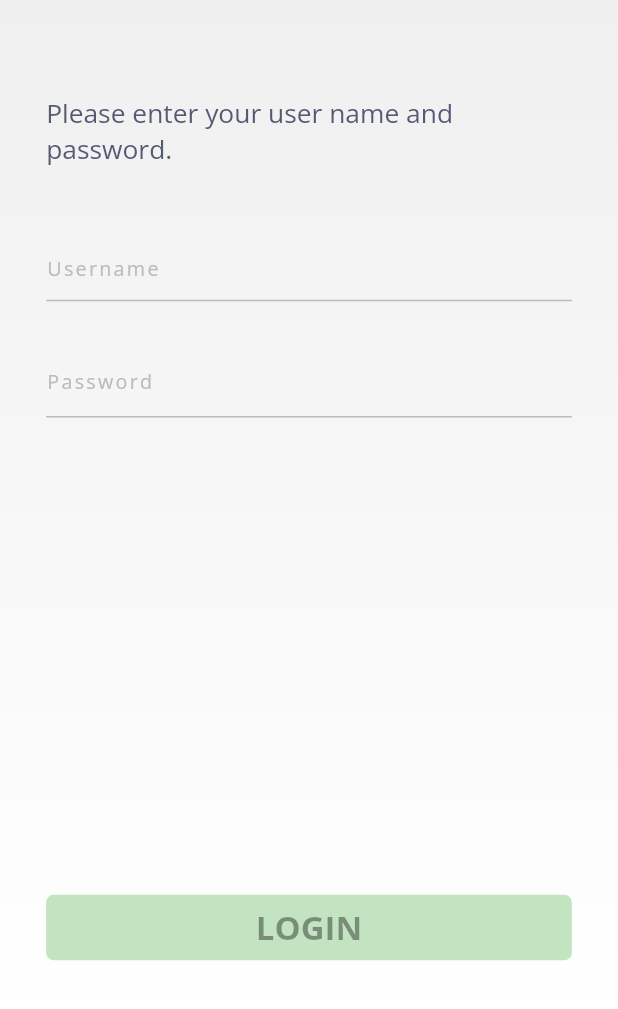
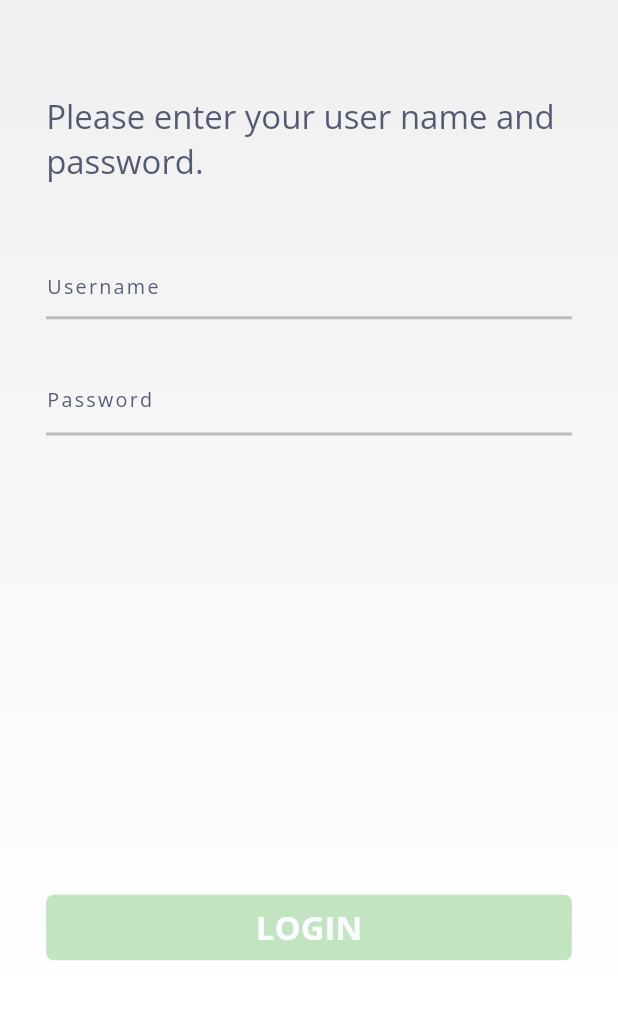
Before and after one commit to fazilkilicf/candidateapp, a Flutter app: the screen it shows after launch, on a phone screen of 412 x 824 dp, the part 227-1236 px from its top. Run offline on Flutter 3.47's test engine with Material 3 defaults, Android fonts, the phone set to English and light mode, and no system bars; our stand-ins replace dio, flutter_screenutil, go_router, shared_preferences; generated files the repository leaves out were written again.

Commit message:
solved some text field bugs

```diff
--- a/lib/config/theme/app_theme.dart
+++ b/lib/config/theme/app_theme.dart
@@ -16,6 +16,7 @@ class AppTheme {
         backgroundColor: AppColors.greenButton,
         disabledBackgroundColor: AppColors.greenButton.withOpacity(0.3),
         textStyle: AppTextTheme.textLightTheme.bodyLarge,
+        disabledForegroundColor: AppColors.lightColor
       )),
       snackBarTheme:
           const SnackBarThemeData(behavior: SnackBarBehavior.floating));
@@ -33,6 +34,7 @@ class AppTheme {
       backgroundColor: AppColors.greenButton,
       disabledBackgroundColor: AppColors.greenButton.withOpacity(0.3),
       textStyle: AppTextTheme.textLightTheme.bodyLarge,
+      disabledForegroundColor: AppColors.lightColor
     )),
   );
 }
--- a/lib/core/utils/app_alerts.dart
+++ b/lib/core/utils/app_alerts.dart
@@ -35,7 +35,7 @@ class AppAlerts {
                 Expanded(
                   child: Text(
                     message,
-                    style: context.textTheme.bodyMedium,
+                    style: context.textTheme.labelLarge?.copyWith(color: AppColors.darkGrey),
                     textAlign: TextAlign.left,
                     maxLines: 3,
                     overflow: TextOverflow.ellipsis,
--- a/lib/core/widgets/custom_password_field.dart
+++ b/lib/core/widgets/custom_password_field.dart
@@ -61,16 +61,16 @@ class _CustomTextPasswordFieldState extends State<CustomTextPasswordField> {
       validator: widget.validator,
       onChanged: (value) => widget.onChanged!(value),
       decoration: InputDecoration(
-        labelStyle: widget.labelStyle ?? context.textTheme.labelSmall,
+        labelStyle: widget.labelStyle ?? context.textTheme.labelSmall?.copyWith(color: AppColors.darkGrey),
         hintStyle: widget.hintStyle ?? context.textTheme.labelLarge,
         contentPadding: const EdgeInsets.only(bottom: 3.5),
         isDense: true,
         enabledBorder: widget.border ??
             UnderlineInputBorder(
-                borderSide: BorderSide(color: AppColors.shadowColor)),
+                borderSide: BorderSide(color: AppColors.shadowColor,width: 2.0)),
         focusedBorder: widget.focusedBorder ??
             const UnderlineInputBorder(
-                borderSide: BorderSide(color: AppColors.yellow)),
+                borderSide: BorderSide(color: AppColors.yellow,width: 2.0)),
         suffix: GestureDetector(
           onTap: () => setState(() => _isObscure = !_isObscure),
           child: Image.asset(PathConstants.visibilityIcon,
--- a/lib/core/widgets/custom_text_form_field.dart
+++ b/lib/core/widgets/custom_text_form_field.dart
@@ -48,7 +48,10 @@ class _CustomTextFormFieldState extends State<CustomTextFormField> {
     return TextFormField(
       controller: widget.controller,
       style: widget.textStyle ??
-          context.textTheme.labelLarge?.copyWith(color: AppColors.darkGrey),
+          context.textTheme.labelLarge?.copyWith(
+              color: (widget.hasError ?? false)
+                  ? AppColors.errorColor
+                  : AppColors.darkGrey),
       cursorHeight: 16,
       keyboardType: widget.keyboardType ?? TextInputType.text,
       validator: widget.validator,
@@ -57,7 +60,11 @@ class _CustomTextFormFieldState extends State<CustomTextFormField> {
         widget.onChanged!(value);
       },
       decoration: InputDecoration(
-        labelStyle: widget.labelStyle ?? context.textTheme.labelSmall,
+        labelStyle: widget.labelStyle ??
+            context.textTheme.labelSmall?.copyWith(
+                color: (widget.hasError ?? false)
+                    ? AppColors.errorColor
+                    : AppColors.darkGrey),
         hintStyle: widget.hintStyle ?? context.textTheme.labelLarge,
         contentPadding: const EdgeInsets.only(bottom: 3.5),
         isDense: true,
@@ -66,10 +73,15 @@ class _CustomTextFormFieldState extends State<CustomTextFormField> {
                 borderSide: BorderSide(
                     color: (widget.hasError ?? false)
                         ? AppColors.errorColor
-                        : AppColors.shadowColor)),
+                        : AppColors.shadowColor,
+                    width: 2.0)),
         focusedBorder: widget.focusedBorder ??
-            const UnderlineInputBorder(
-                borderSide: BorderSide(color: AppColors.yellow)),
+            UnderlineInputBorder(
+                borderSide: BorderSide(
+                    color: (widget.hasError ?? false)
+                        ? AppColors.errorColor
+                        : AppColors.yellow,
+                    width: 2.0)),
         suffix: _isEmpty ? null : widget.suffixIcon,
         suffixIcon: (widget.hasError ?? false)
             ? Padding(
--- a/lib/features/auth/view/login_screen.dart
+++ b/lib/features/auth/view/login_screen.dart
@@ -55,7 +55,7 @@ class _LoginScreenState extends State<LoginScreen> {
                               textAlign: TextAlign.left,
                               maxLines: 2,
                               overflow: TextOverflow.ellipsis,
-                          style: context.textTheme.headlineMedium
+                              style: context.textTheme.headlineLarge
                                   ?.copyWith(color: AppColors.darkGrey),
                             ),
                             gapH48,
@@ -89,10 +89,12 @@ class _LoginScreenState extends State<LoginScreen> {
                               hintText: context.l10n.password,
                               onChanged: (p0) => isEmpty(),
                             ),
+                            Padding(padding: MediaQuery.of(context).padding)
                           ],
                         ),
                       ),
                     )),
+
                 // Button
                 CustomElevatedButton(
                   buttonWidth: DeviceUtility.getScreenWidth(context),
@@ -111,6 +113,11 @@ class _LoginScreenState extends State<LoginScreen> {
 
   _login() {
     // To Do: login Firebase
+    AppAlerts.displaySnackbar(
+        context: context, message: context.l10n.no_such_username_error);
+    setState(() {
+      _hasError = true;
+    });
   }
 
   String isEmpty() {
```
Lines whose indentation alone changed are shown as unchanged.
